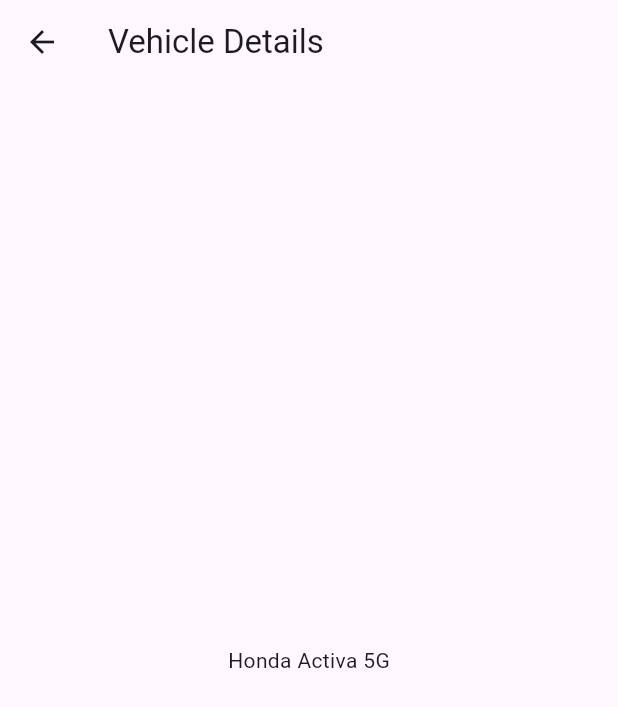
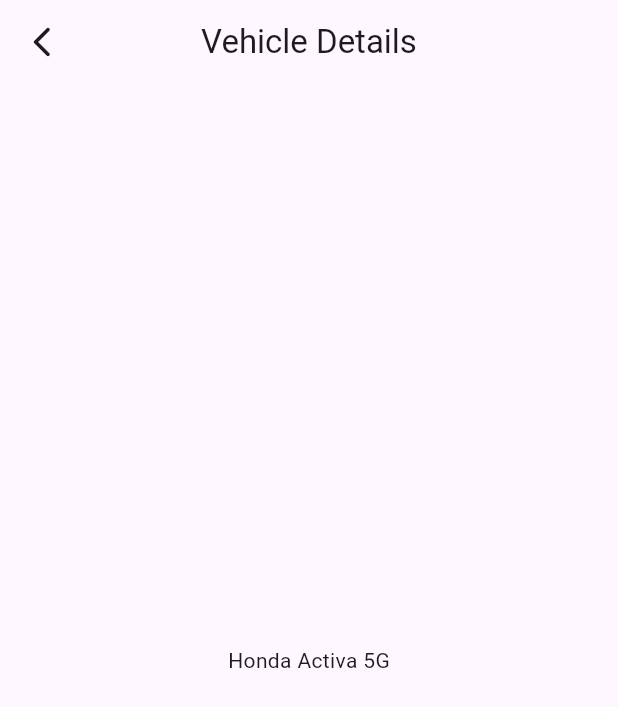
Before and after one commit to navaneethpp/odomex, a Flutter app: the screen it shows after launch, after a tap on "Honda Activa 5G", on a phone screen of 412 x 824 dp. Shown: the top 707 px of the screen. Run offline on Flutter 3.47's test engine with Material 3 defaults, Android fonts, the phone set to English and light mode, and no system bars.

Commit message:
refactor: create and implement reusable Screencontainer widget across screens

```diff
--- a/lib/screens/HomeScreen/home_screen.dart
+++ b/lib/screens/HomeScreen/home_screen.dart
@@ -2,6 +2,7 @@
 import 'package:odomex/data/vehicles.dart';
 import 'package:odomex/models/vehicle.dart';
 import 'package:odomex/routes/app_routes.dart';
+import 'package:odomex/widgets/screen_container.dart';
 
 class HomeScreen extends StatelessWidget {
   const HomeScreen({super.key});
@@ -16,17 +17,14 @@
 
   @override
   Widget build(BuildContext context) {
-    return Scaffold(
-      body: ListView.builder(
+    return Screencontainer(
+      title: 'Available Vehicles',
+      showBackButton: false,
+      child: ListView.builder(
         itemCount: Vehicles.vehicles.length,
         itemBuilder: (context, index) {
           final vehicle = Vehicles.vehicles[index];
-          return Padding(
-            padding: const EdgeInsets.symmetric(
-              horizontal: 18,
-              vertical: 8,
-            ),
-            child: Card(
+          return Card(
             elevation: 4,
             child: InkWell(
               onTap: () => _viewVehicle(context, vehicle),
@@ -51,7 +49,8 @@
                           ).textTheme.titleLarge,
                         ),
                         Text(
-                            vehicle.odometerReading.toString(),
+                          vehicle.odometerReading
+                              .toString(),
                           style: Theme.of(
                             context,
                           ).textTheme.labelMedium,
@@ -65,11 +64,11 @@
                     icon: Icon(Icons.add),
                   ),
                   IconButton(
-                      onPressed: () => _viewVehicle(context, vehicle),
+                    onPressed: () =>
+                        _viewVehicle(context, vehicle),
                     icon: Icon(Icons.remove_red_eye),
                   ),
                 ],
-                ),
               ),
             ),
           );
--- a/lib/screens/VehicleDetailsScreen/vehicle_details.dart
+++ b/lib/screens/VehicleDetailsScreen/vehicle_details.dart
@@ -1,5 +1,6 @@
 import 'package:flutter/material.dart';
 import 'package:odomex/models/vehicle.dart';
+import 'package:odomex/widgets/screen_container.dart';
 
 class VehicleDetailsScreen extends StatelessWidget {
   const VehicleDetailsScreen({
@@ -11,9 +12,10 @@
 
   @override
   Widget build(BuildContext context) {
-    return Scaffold(
-      appBar: AppBar(title: Text("Vehicle Details")),
-      body: Center(child: Text(vehicle.model)),
+    return Screencontainer(
+      title: "Vehicle Details",
+      showBackButton: true,
+      child: Center(child: Text(vehicle.model)),
     );
   }
 }
--- /dev/null
+++ b/lib/widgets/screen_container.dart
@@ -0,0 +1,40 @@
+import 'package:flutter/material.dart';
+
+class Screencontainer extends StatelessWidget {
+  const Screencontainer({
+    super.key,
+    required this.title,
+    required this.child,
+    required this.showBackButton,
+  });
+
+  final String title;
+  final bool showBackButton;
+  final Widget child;
+
+  @override
+  Widget build(BuildContext context) {
+    return Scaffold(
+      appBar: AppBar(
+        automaticallyImplyLeading: false,
+        centerTitle: true,
+        title: Text(title),
+        leading: showBackButton
+            ? IconButton(
+                onPressed: () {},
+                icon: Icon(
+                  Icons.arrow_back_ios_new_rounded,
+                ),
+              )
+            : null,
+      ),
+      body: Padding(
+        padding: const EdgeInsets.symmetric(
+          horizontal: 16,
+          vertical: 16,
+        ),
+        child: child,
+      ),
+    );
+  }
+}
```
Lines whose indentation alone changed are shown as unchanged.
